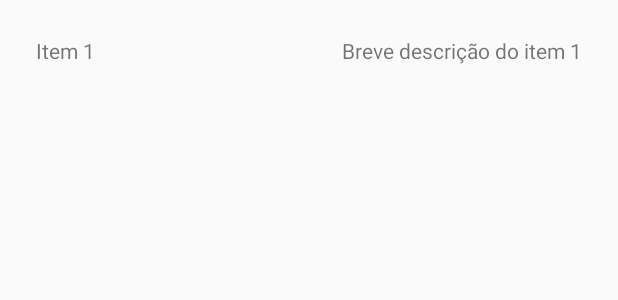
After one commit to GManzke/RecyclerViewImage_Studies, an Android app: the layout list_item.xml on its own in the app's theme, with its tools: preview values and no code run, on a phone screen of 412 x 824 dp. The commit adds this screen. Shown: the top 300 px of the screen. Run offline under Robolectric (Android 15) with nearby library versions, the phone set to English and light mode, and no system bars.

Commit message:
Layout de Item

```diff
--- /dev/null
+++ b/app/src/main/res/layout/list_item.xml
@@ -0,0 +1,21 @@
+<?xml version="1.0" encoding="utf-8"?>
+<RelativeLayout xmlns:android="http://schemas.android.com/apk/res/android"
+    android:layout_width="match_parent"
+    android:layout_height="wrap_content"
+    android:padding="24dp">
+
+    <TextView
+        android:id="@+id/itemName"
+        android:layout_width="wrap_content"
+        android:layout_height="wrap_content"
+        android:text="Item 1">
+    </TextView>
+
+    <TextView
+        android:layout_width="wrap_content"
+        android:layout_height="wrap_content"
+        android:text="Breve descrição do item 1"
+        android:layout_alignParentRight="true">
+    </TextView>
+
+</RelativeLayout>
```
Also changed, not shown: app/src/main/res/layout/activity_main.xml (line endings or trailing spaces).
